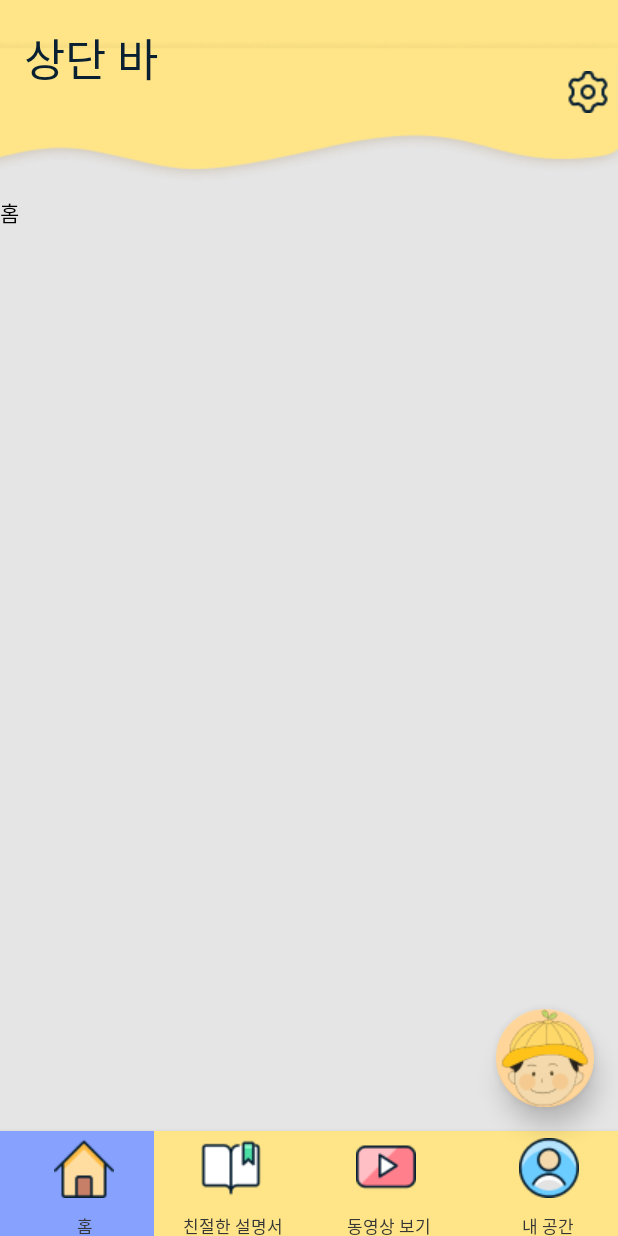
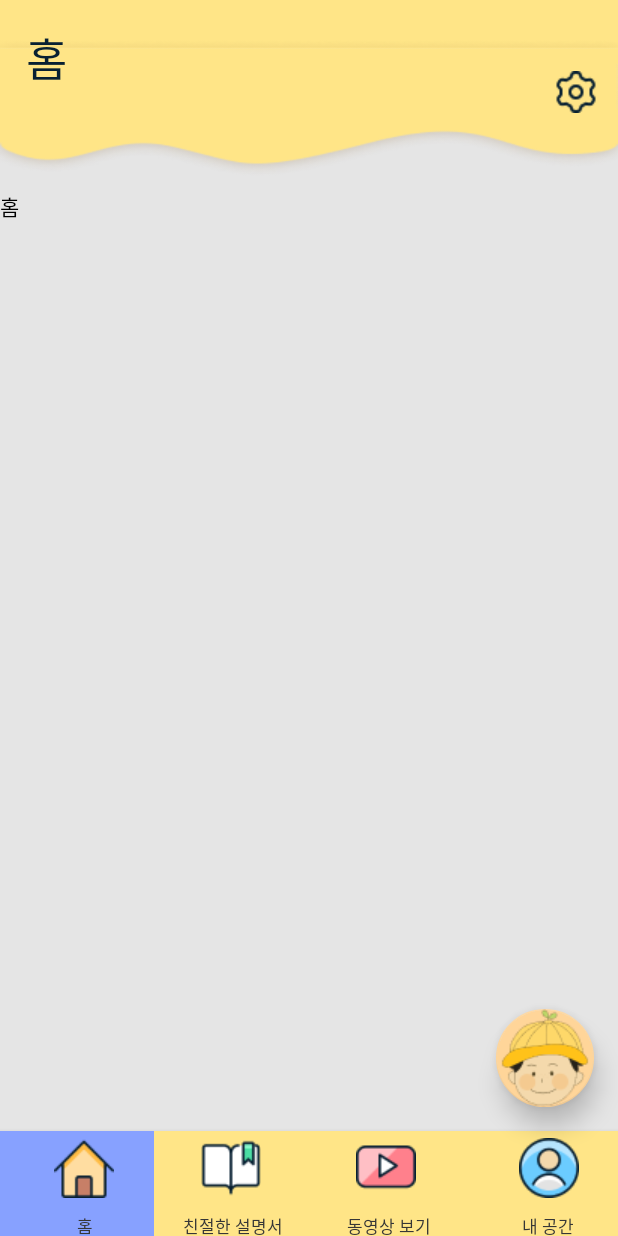
Before and after one commit to Nugu-ai/Frgrandchild, an Android app: the screen it shows after launch (MainActivity), on a phone screen of 412 x 824 dp. Run offline under Robolectric (Android 15) with nearby library versions, the phone set to English and light mode, and no system bars.

Commit message:
Update Activity and fragment

```diff
--- a/app/src/main/java/com/example/test/MainActivity.kt
+++ b/app/src/main/java/com/example/test/MainActivity.kt
@@ -1,14 +1,16 @@
 package com.example.test
 
+import android.content.Intent
 import android.os.Bundle
 import android.view.View
 import android.view.WindowManager
 import android.widget.RelativeLayout
 import androidx.appcompat.app.AppCompatActivity
+import com.google.android.material.tabs.TabLayout
 import kotlinx.android.synthetic.main.activity_main.*
 
 class MainActivity : AppCompatActivity() {
-
+    private lateinit var tabLayout: TabLayout
     override fun onCreate(savedInstanceState: Bundle?) {
         super.onCreate(savedInstanceState)
         setContentView(R.layout.activity_main)
@@ -17,21 +19,46 @@ class MainActivity : AppCompatActivity() {
             WindowManager.LayoutParams.FLAG_LAYOUT_NO_LIMITS,
             WindowManager.LayoutParams.FLAG_LAYOUT_NO_LIMITS)
         configureBottomNavigation()
+        tabLayout = findViewById(R.id.tl_ac_main_bottom_menu)
+        tabLayout.addOnTabSelectedListener(object: TabLayout.OnTabSelectedListener{
+            override fun onTabReselected(tab: TabLayout.Tab?) {
+            }
+
+            override fun onTabUnselected(tab: TabLayout.Tab?) {
+            }
+
+            override fun onTabSelected(tab: TabLayout.Tab?) {
+                when(tab!!.position){
+                    0 -> highbar.text = "홈"
+                    1 -> highbar.text = "친절한 설명서"
+                    2 -> highbar.text = "동영상 보기"
+                    3 -> highbar.text = "내 공간"
+
+                }
+            }
+        })
+        setting.setOnClickListener{
+            val nextIntent = Intent(this, SettingActivity::class.java)
+            startActivity(nextIntent)
+        }
+        fab.setOnClickListener{
+            val nextIntent = Intent(this, FloatingActivity::class.java)
+            startActivity(nextIntent)
+        }
+
+
+
     }
     private fun configureBottomNavigation(){
 
         vp_ac_main_frag_pager.adapter = MainFragmentStatePagerAdapter(supportFragmentManager, 4)
-
         tl_ac_main_bottom_menu.setupWithViewPager(vp_ac_main_frag_pager)
-
         val bottomNaviLayout: View = this.layoutInflater.inflate(R.layout.bottom_navigation_tab, null, false)
-
         tl_ac_main_bottom_menu.getTabAt(0)!!.customView = bottomNaviLayout.findViewById(R.id.btn_bottom_navi_home_tab) as RelativeLayout
         tl_ac_main_bottom_menu.getTabAt(1)!!.customView = bottomNaviLayout.findViewById(R.id.btn_bottom_navi_guide_tab) as RelativeLayout
         tl_ac_main_bottom_menu.getTabAt(2)!!.customView = bottomNaviLayout.findViewById(R.id.btn_bottom_navi_video_tab) as RelativeLayout
         tl_ac_main_bottom_menu.getTabAt(3)!!.customView = bottomNaviLayout.findViewById(R.id.btn_bottom_navi_user_tab) as RelativeLayout
+    }
 
 
-
-    }
 }
--- a/app/src/main/res/drawable/selector_bottom_navi_helper_icon.xml
+++ /dev/null
@@ -1,6 +0,0 @@
-<?xml version="1.0" encoding="utf-8"?>
-<selector xmlns:android="http://schemas.android.com/apk/res/android">
-    <item
-        android:drawable="@drawable/my_img"
-        android:state_selected="false"/>
-</selector>
--- a/app/src/main/res/drawable/status_bar.xml
+++ /dev/null
@@ -1,25 +0,0 @@
-<?xml version="1.0" encoding="utf-8"?>
-<!-- drawable/some_id.xml -->
-<vector
-    xmlns:android="http://schemas.android.com/apk/res/android"
-    xmlns:aapt="http://schemas.android.com/aapt"
-    android:width="360dp"
-    android:height="25dp"
-    android:viewportWidth="360"
-    android:viewportHeight="25"
-    >
-
-    <group>
-
-        <clip-path
-            android:pathData="M0 0H360V25H0V0Z"
-            />
-
-        <path
-            android:pathData="M0 0V25H360V0"
-            android:fillColor="#FFE587"
-            />
-
-    </group>
-
-</vector>
--- a/app/src/main/res/layout/activity_main.xml
+++ b/app/src/main/res/layout/activity_main.xml
@@ -21,7 +21,7 @@
     <View
         android:id="@+id/status_bar"
         android:layout_width="match_parent"
-        android:layout_height="35dp"
+        android:layout_height="32dp"
         android:layout_alignParentLeft="true"
         android:layout_alignParentTop="true"
         android:background="@drawable/status_bar" />
@@ -29,33 +29,33 @@
     <ImageView
         android:id="@+id/rectangle"
         android:layout_width="match_parent"
-        android:layout_height="97dp"
+        android:layout_height="93dp"
         android:layout_alignParentLeft="true"
         android:layout_alignParentTop="true"
-        android:layout_marginLeft="-71dp"
+        android:layout_marginLeft="0dp"
         android:layout_marginTop="25dp"
         android:background="@drawable/higher_bar"></ImageView>
 
     <TextView
-        android:id="@+id/title"
+        android:id="@+id/highbar"
         android:layout_width="wrap_content"
         android:layout_height="wrap_content"
         android:layout_alignParentStart="true"
         android:layout_alignParentTop="true"
-        android:layout_marginStart="16dp"
+        android:layout_marginStart="17dp"
         android:layout_marginTop="16dp"
         android:fontFamily="@font/notosanskr"
-        android:text="@string/test"
+        android:text="@string/home"
         android:textColor="#082032"
         android:textSize="30sp" />
 
     <ImageButton
-        android:id="@+id/settings"
+        android:id="@+id/setting"
         android:layout_width="28dp"
         android:layout_height="28dp"
         android:layout_alignParentLeft="true"
         android:layout_alignParentTop="true"
-        android:layout_marginLeft="378dp"
+        android:layout_marginLeft="370dp"
         android:layout_marginTop="47dp"
         android:background="@drawable/settings" />
 
@@ -66,14 +66,16 @@
         android:layout_height="wrap_content"
         android:layout_above="@id/tl_ac_main_bottom_menu"
         android:layout_alignParentEnd="true"
-        android:layout_margin="16dp"
+        android:layout_marginStart="16dp"
+        android:layout_marginTop="16dp"
+        android:layout_marginEnd="16dp"
+        android:layout_marginBottom="16dp"
         android:src="@drawable/child_floating_logo"
+
         app:backgroundTint="@color/orange1"
         app:elevation="10dp"
-        app:maxImageSize="65dp"
         app:fabCustomSize="65dp"
-
-        />
+        app:maxImageSize="65dp" />
 
     <com.google.android.material.tabs.TabLayout
         android:id="@+id/tl_ac_main_bottom_menu"
--- a/app/src/main/res/layout/bottom_navigation_tab.xml
+++ b/app/src/main/res/layout/bottom_navigation_tab.xml
@@ -22,7 +22,7 @@
             android:src="@drawable/selector_bottom_navi_home_icon" />
 
         <TextView
-            android:id="@+id/some_id"
+            android:id="@+id/text_home"
             android:layout_width="wrap_content"
             android:layout_height="wrap_content"
             android:layout_alignParentBottom="true"
@@ -53,7 +53,7 @@
             android:src="@drawable/selector_bottom_navi_guide_icon" />
 
         <TextView
-            android:id="@+id/some_id1"
+            android:id="@+id/text_guide"
             android:layout_width="wrap_content"
             android:layout_height="wrap_content"
             android:layout_alignParentBottom="true"
@@ -83,7 +83,7 @@
             android:src="@drawable/selector_bottom_navi_video_icon" />
 
         <TextView
-            android:id="@+id/some_id3"
+            android:id="@+id/text_video"
             android:layout_width="wrap_content"
             android:layout_height="wrap_content"
             android:layout_alignParentBottom="true"
@@ -110,7 +110,7 @@
             android:layout_marginBottom="25dp"
             android:src="@drawable/selector_bottom_navi_user_icon" />
         <TextView
-            android:id="@+id/some_id4"
+            android:id="@+id/text_user"
             android:layout_width="wrap_content"
             android:layout_height="wrap_content"
             android:layout_alignParentBottom="true"
--- a/app/src/main/res/values/strings.xml
+++ b/app/src/main/res/values/strings.xml
@@ -10,4 +10,5 @@
     <string name="video">동영상 보기</string>
     <string name="user">내 공간</string>
     <string name="test">상단 바</string>
+    <string name="setting">설정</string>
 </resources>
```
Also changed, not shown: app/src/main/AndroidManifest.xml (+7 -3 lines), app/src/main/java/com/example/test/FloatingActivity.kt (added, +22 -0 lines), app/src/main/java/com/example/test/SettingActivity.kt (added, +22 -0 lines), app/src/main/java/com/example/test/fragment/HelperFragment.kt (deleted, +0 -60 lines), app/src/main/res/layout/activity_floating.xml (added, +67 -0 lines), app/src/main/res/layout/activity_setting.xml (added, +67 -0 lines), app/src/main/res/layout/fragment_helper.xml (deleted, +0 -17 lines), app/src/main/res/navigation/nav_graph.xml (+8 -1 lines), app/src/main/res/drawable/arrow.png (added), app/src/main/res/drawable/back_button.png (added), app/src/main/res/drawable/status_bar.png (added), app/src/main/res/drawable/status_bar_white.png (added).
